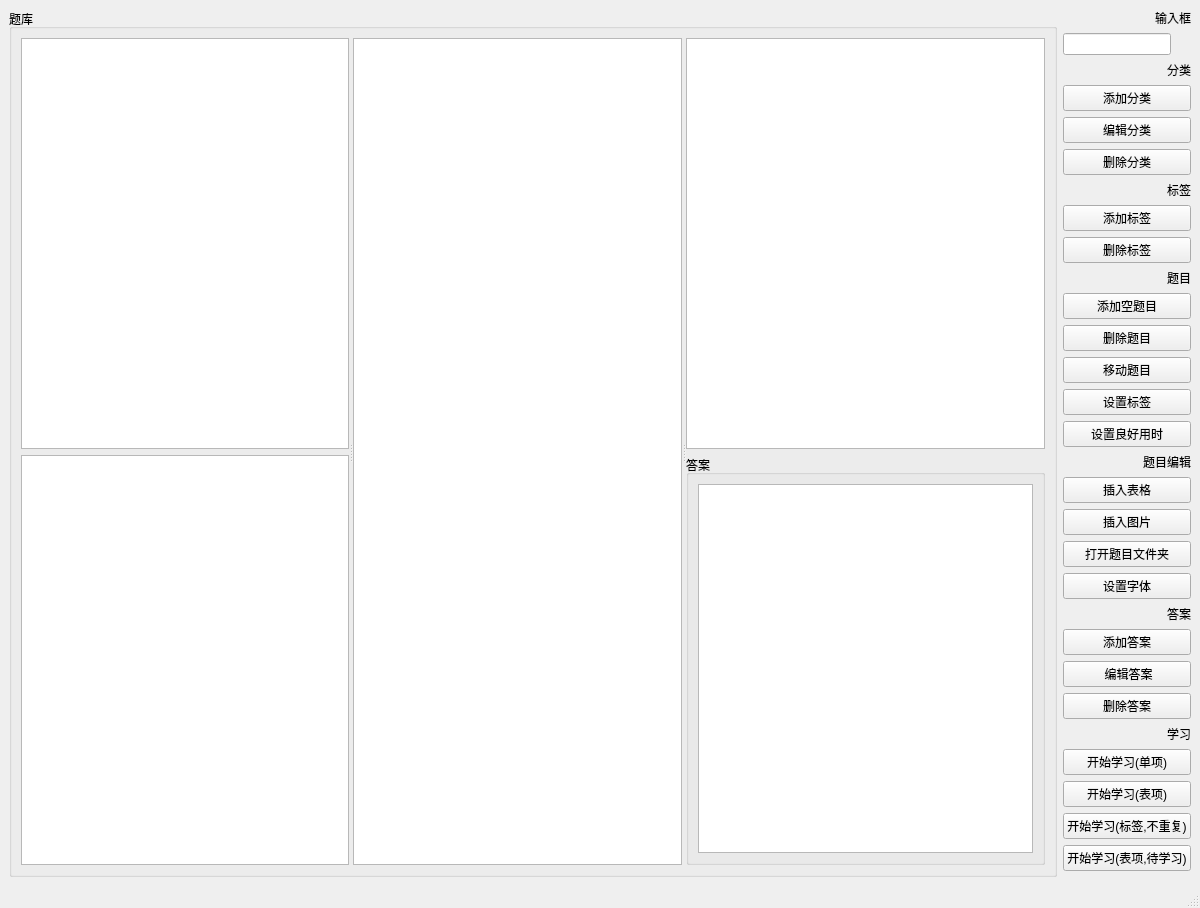
The window that mainwindow.ui (DKLost/questions) describes before a commit, drawn with Qt 5.
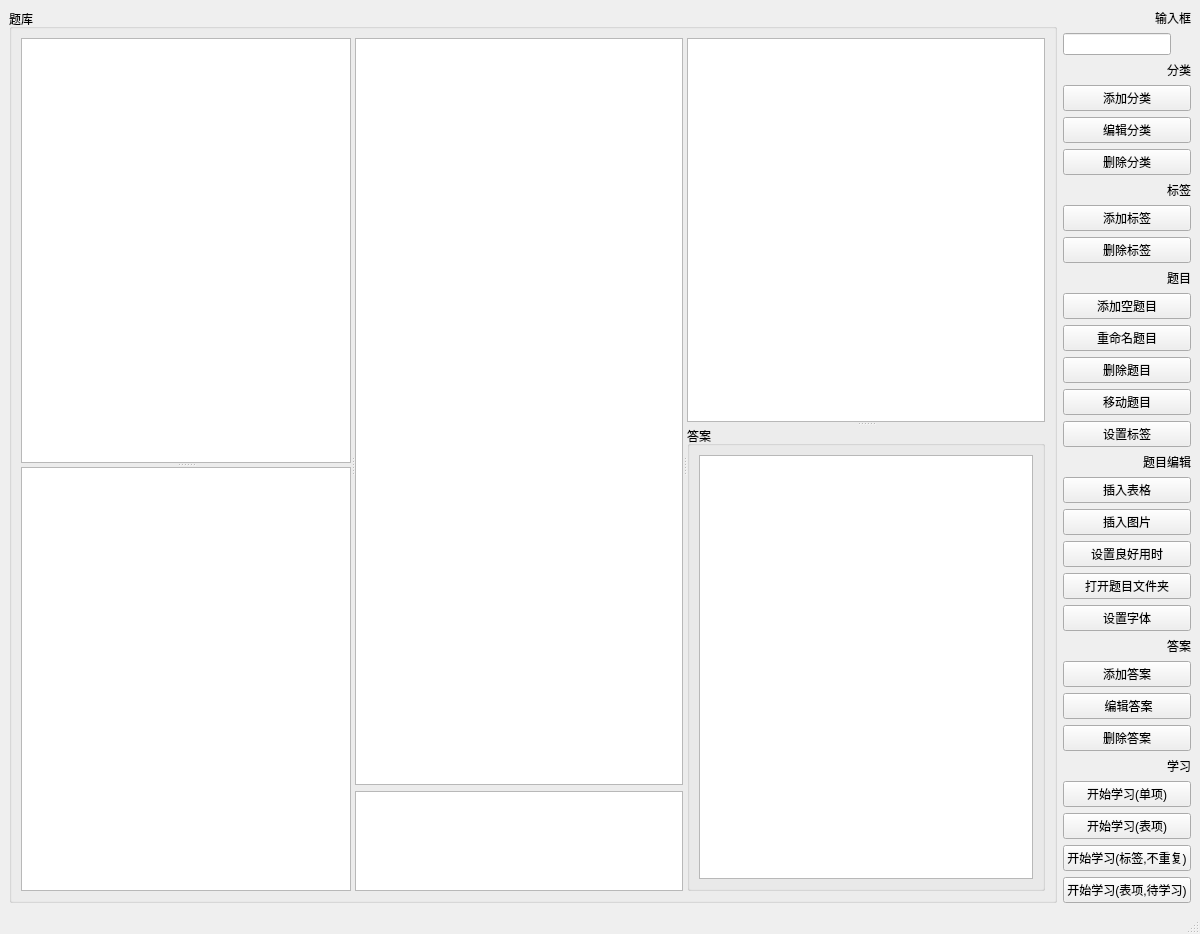
The same window after the commit.

Commit message: 将原先的以问题为单位维护fsrs数据库的，迁移到以问题中的答案为单位维护fsrs数据库，降低复习压力。 大量重构源代码。

What changed in the file:
```diff
--- a/mainwindow.ui
+++ b/mainwindow.ui
@@ -14,8 +14,133 @@
    <string>questions</string>
   </property>
   <widget class="QWidget" name="centralwidget">
-   <layout class="QGridLayout" name="gridLayout">
-    <item row="0" column="2">
+   <layout class="QHBoxLayout" name="horizontalLayout_2">
+    <item>
+     <widget class="QGroupBox" name="groupBox">
+      <property name="sizePolicy">
+       <sizepolicy hsizetype="Expanding" vsizetype="Expanding">
+        <horstretch>0</horstretch>
+        <verstretch>0</verstretch>
+       </sizepolicy>
+      </property>
+      <property name="title">
+       <string>题库</string>
+      </property>
+      <layout class="QVBoxLayout" name="verticalLayout_4">
+       <item>
+        <widget class="QSplitter" name="splitter_3">
+         <property name="orientation">
+          <enum>Qt::Horizontal</enum>
+         </property>
+         <widget class="QSplitter" name="splitter_4">
+          <property name="orientation">
+           <enum>Qt::Vertical</enum>
+          </property>
+          <widget class="QTreeView" name="categoryTreeView">
+           <property name="sizePolicy">
+            <sizepolicy hsizetype="Preferred" vsizetype="Preferred">
+             <horstretch>0</horstretch>
+             <verstretch>0</verstretch>
+            </sizepolicy>
+           </property>
+           <property name="editTriggers">
+            <set>QAbstractItemView::NoEditTriggers</set>
+           </property>
+          </widget>
+          <widget class="QTableView" name="tagTableView">
+           <property name="sizePolicy">
+            <sizepolicy hsizetype="Preferred" vsizetype="Preferred">
+             <horstretch>0</horstretch>
+             <verstretch>0</verstretch>
+            </sizepolicy>
+           </property>
+          </widget>
+         </widget>
+         <widget class="QSplitter" name="splitter_2">
+          <property name="orientation">
+           <enum>Qt::Horizontal</enum>
+          </property>
+          <widget class="QWidget" name="">
+           <layout class="QVBoxLayout" name="verticalLayout_3">
+            <item>
+             <widget class="QTableView" name="questionTableView">
+              <property name="sizePolicy">
+               <sizepolicy hsizetype="Preferred" vsizetype="Expanding">
+                <horstretch>0</horstretch>
+                <verstretch>0</verstretch>
+               </sizepolicy>
+              </property>
+             </widget>
+            </item>
+            <item>
+             <widget class="QTableView" name="answerTableView">
+              <property name="sizePolicy">
+               <sizepolicy hsizetype="Expanding" vsizetype="Fixed">
+                <horstretch>0</horstretch>
+                <verstretch>0</verstretch>
+               </sizepolicy>
+              </property>
+              <property name="minimumSize">
+               <size>
+                <width>0</width>
+                <height>0</height>
+               </size>
+              </property>
+              <property name="maximumSize">
+               <size>
+                <width>16777215</width>
+                <height>100</height>
+               </size>
+              </property>
+              <property name="editTriggers">
+               <set>QAbstractItemView::NoEditTriggers</set>
+              </property>
+              <property name="selectionMode">
+               <enum>QAbstractItemView::NoSelection</enum>
+              </property>
+              <property name="selectionBehavior">
+               <enum>QAbstractItemView::SelectRows</enum>
+              </property>
+             </widget>
+            </item>
+           </layout>
+          </widget>
+          <widget class="QSplitter" name="splitter">
+           <property name="orientation">
+            <enum>Qt::Vertical</enum>
+           </property>
+           <widget class="QTextEdit" name="questionTextEdit">
+            <property name="font">
+             <font>
+              <family>Microsoft YaHei</family>
+              <pointsize>12</pointsize>
+             </font>
+            </property>
+           </widget>
+           <widget class="QGroupBox" name="groupBox_2">
+            <property name="sizePolicy">
+             <sizepolicy hsizetype="Expanding" vsizetype="Expanding">
+              <horstretch>0</horstretch>
+              <verstretch>0</verstretch>
+             </sizepolicy>
+            </property>
+            <property name="title">
+             <string>答案</string>
+            </property>
+            <layout class="QVBoxLayout" name="verticalLayout_2">
+             <item>
+              <widget class="QListWidget" name="answerListWidget"/>
+             </item>
+            </layout>
+           </widget>
+          </widget>
+         </widget>
+        </widget>
+       </item>
+      </layout>
+     </widget>
+    </item>
+    <item>
      <layout class="QVBoxLayout" name="verticalLayout">
       <item>
        <widget class="QLabel" name="label_5">
@@ -109,6 +234,13 @@
         </property>
        </widget>
       </item>
+      <item>
+       <widget class="QPushButton" name="questionRenameButton">
+        <property name="text">
+         <string>重命名题目</string>
+        </property>
+       </widget>
+      </item>
       <item>
        <widget class="QPushButton" name="questionDelButton">
         <property name="text">
@@ -130,13 +262,6 @@
         </property>
        </widget>
       </item>
-      <item>
-       <widget class="QPushButton" name="setGoodTimeButton">
-        <property name="text">
-         <string>设置良好用时</string>
-        </property>
-       </widget>
-      </item>
       <item>
        <widget class="QLabel" name="label_6">
         <property name="text">
@@ -161,6 +286,13 @@
         </property>
        </widget>
       </item>
+      <item>
+       <widget class="QPushButton" name="setGoodTimeButton">
+        <property name="text">
+         <string>设置良好用时</string>
+        </property>
+       </widget>
+      </item>
       <item>
        <widget class="QPushButton" name="questionDirOpenButton">
         <property name="text">
@@ -259,82 +391,6 @@
       </item>
      </layout>
     </item>
-    <item row="0" column="1" rowspan="2">
-     <widget class="QGroupBox" name="groupBox">
-      <property name="title">
-       <string>题库</string>
-      </property>
-      <layout class="QVBoxLayout" name="verticalLayout_6">
-       <item>
-        <widget class="QSplitter" name="splitter">
-         <property name="orientation">
-          <enum>Qt::Horizontal</enum>
-         </property>
-         <widget class="QWidget" name="verticalLayoutWidget">
-          <layout class="QVBoxLayout" name="verticalLayout_5">
-           <item>
-            <widget class="QTreeView" name="categoryTreeView">
-             <property name="sizePolicy">
-              <sizepolicy hsizetype="Preferred" vsizetype="Expanding">
-               <horstretch>0</horstretch>
-               <verstretch>0</verstretch>
-              </sizepolicy>
-             </property>
-             <property name="editTriggers">
-              <set>QAbstractItemView::NoEditTriggers</set>
-             </property>
-            </widget>
-           </item>
-           <item>
-            <widget class="QTableView" name="tagTableView"/>
-           </item>
-          </layout>
-         </widget>
-         <widget class="QTableView" name="questionTableView">
-          <property name="sizePolicy">
-           <sizepolicy hsizetype="Preferred" vsizetype="Expanding">
-            <horstretch>0</horstretch>
-            <verstretch>0</verstretch>
-           </sizepolicy>
-          </property>
-         </widget>
-         <widget class="QWidget" name="layoutWidget">
-          <layout class="QVBoxLayout" name="verticalLayout_2">
-           <item>
-            <widget class="QTextEdit" name="questionTextEdit">
-             <property name="font">
-              <font>
-               <family>Microsoft YaHei</family>
-               <pointsize>12</pointsize>
-              </font>
-             </property>
-            </widget>
-           </item>
-           <item>
-            <widget class="QGroupBox" name="groupBox_2">
-             <property name="sizePolicy">
-              <sizepolicy hsizetype="Expanding" vsizetype="Expanding">
-               <horstretch>0</horstretch>
-               <verstretch>0</verstretch>
-              </sizepolicy>
-             </property>
-             <property name="title">
-              <string>答案</string>
-             </property>
-             <layout class="QVBoxLayout" name="verticalLayout_3">
-              <item>
-               <widget class="QListWidget" name="answerListWidget"/>
-              </item>
-             </layout>
-            </widget>
-           </item>
-          </layout>
-         </widget>
-        </widget>
-       </item>
-      </layout>
-     </widget>
-    </item>
    </layout>
   </widget>
   <widget class="QMenuBar" name="menubar">
```
The commit also changes 19 other files.
